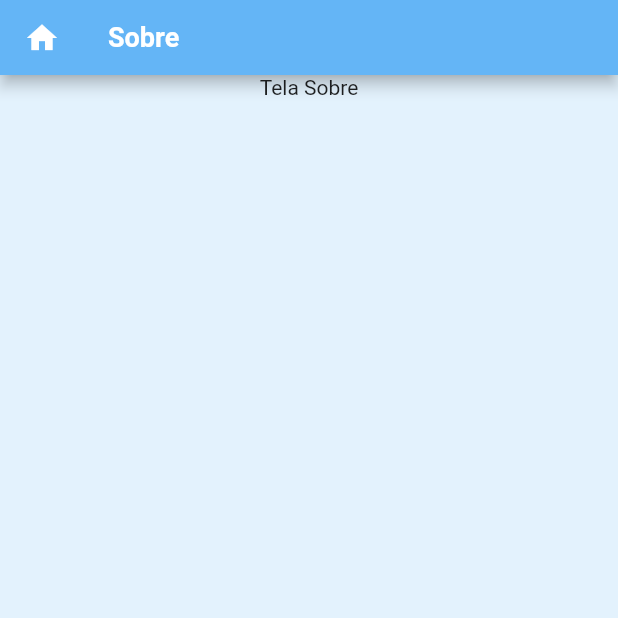
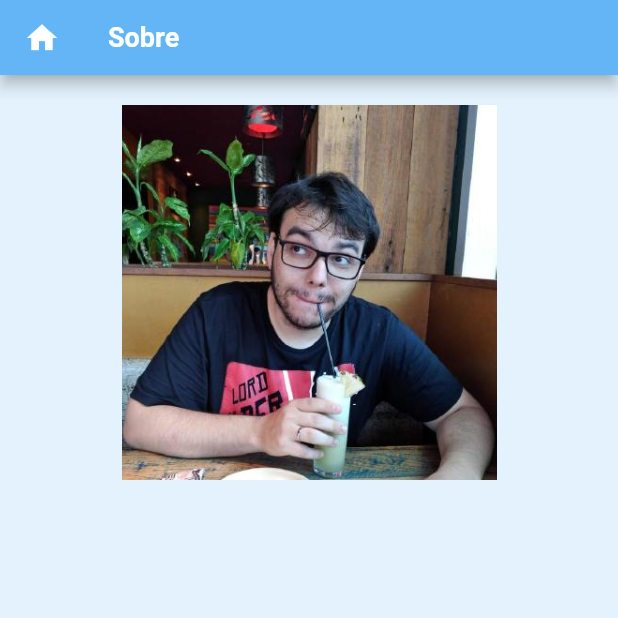
Before and after one commit to zepanzeri/app_telemedicina, a Flutter app: the screen it shows after launch, after a tap on "Sobre", on a phone screen of 412 x 824 dp, the top half of it. Run offline on Flutter 3.47's test engine with Material 2 defaults, Android fonts, the phone set to English and light mode, and no system bars; Roboto replaces fonts that are missing (Sans Serif).

Commit message:
Adcionado pasta de recursos e imagem na tela 'sobre'.

```diff
--- a/lib/TelaCriarConta.dart
+++ b/lib/TelaCriarConta.dart
@@ -14,14 +14,7 @@ class _TelaCriarContaState extends State<TelaCriarConta> {
         preferredSize: Size.fromHeight(50),
         child: AppBarWidget()),
 
-      body: Container(
-        alignment: Alignment.center,
-        child: Column(
-          children: [
-            Text('Tela Criar Conta'),
-          ],
-        ),
-      ),
+      body: Text('Sobre'),
       backgroundColor: Theme.of(context).backgroundColor,
     );
   }
--- a/lib/TelaSobre.dart
+++ b/lib/TelaSobre.dart
@@ -9,12 +9,23 @@ class TelaSobre extends StatelessWidget {
         preferredSize: Size.fromHeight(50),
         child: AppBarWidget()),
 
-      body: Container(
-        alignment: Alignment.center,
-        child: Column(
-          children: [
-            Text('Tela Sobre'),
-          ],
+      body: Center(
+        child: Padding(
+          padding: const EdgeInsets.all(20.0),
+          child: Column(
+            mainAxisAlignment: MainAxisAlignment.start,
+            children: [
+              Container(
+                width: 250,
+                height: 250,
+                decoration: BoxDecoration(
+                  image: DecorationImage(
+                    image: AssetImage('assets/images/jose.jpg')
+                  )
+                ),
+              ),
+            ],
+          ),
         ),
       ),
       backgroundColor: Theme.of(context).backgroundColor,
--- a/pubspec.yaml
+++ b/pubspec.yaml
@@ -43,6 +43,8 @@ flutter:
   # included with your application, so that you can use the icons in
   # the material Icons class.
   uses-material-design: true
+  assets:
+    - assets/images/
 
   # To add assets to your application, add an assets section, like this:
   # assets:
```
Also changed, not shown: assets/images/jose.jpg (added), lib/main.dart (line endings or trailing spaces).
